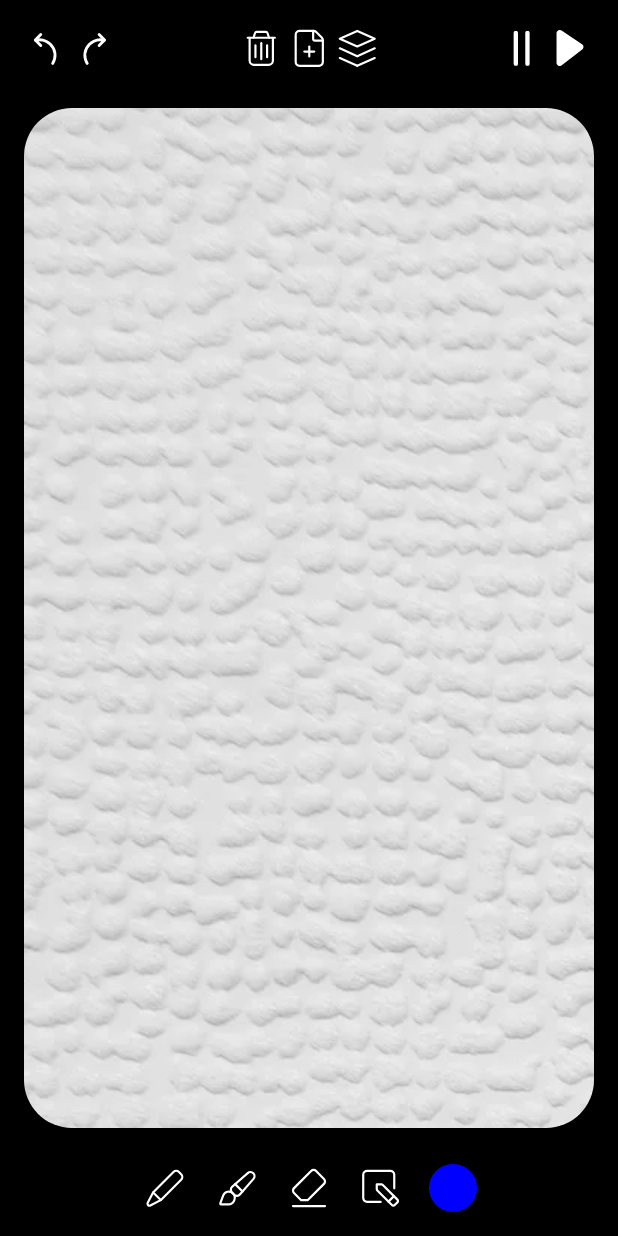
After one commit to Victor1291/YandexCup2024, an Android app built with Jetpack Compose: the composable CanvasScreen shown on its own in the app's theme, on a phone screen of 412 x 824 dp. The commit adds this screen. Run offline under Robolectric (Android 15) with nearby library versions, the phone set to English and light mode, and no system bars.

Commit message:
Add simple UI, imported icons

```diff
--- a/app/src/main/java/ru/kartollika/yandexcup/MainActivity.kt
+++ b/app/src/main/java/ru/kartollika/yandexcup/MainActivity.kt
@@ -4,16 +4,23 @@ import android.os.Bundle
 import androidx.activity.ComponentActivity
 import androidx.activity.compose.setContent
 import androidx.activity.enableEdgeToEdge
+import androidx.compose.foundation.layout.fillMaxSize
+import androidx.compose.ui.Modifier
+import ru.kartollika.yandexcup.canvas.CanvasScreen
 import ru.kartollika.yandexcup.ui.theme.YandexCup2024Theme
 
 class MainActivity : ComponentActivity() {
   override fun onCreate(savedInstanceState: Bundle?) {
     super.onCreate(savedInstanceState)
     enableEdgeToEdge()
+
     setContent {
       YandexCup2024Theme {
-
+        CanvasScreen(
+          modifier = Modifier.fillMaxSize(),
+        )
       }
     }
   }
+
 }
--- /dev/null
+++ b/app/src/main/java/ru/kartollika/yandexcup/canvas/CanvasScreen.kt
@@ -0,0 +1,202 @@
+package ru.kartollika.yandexcup.canvas
+
+import androidx.compose.foundation.Canvas
+import androidx.compose.foundation.background
+import androidx.compose.foundation.layout.Arrangement
+import androidx.compose.foundation.layout.Column
+import androidx.compose.foundation.layout.Row
+import androidx.compose.foundation.layout.Spacer
+import androidx.compose.foundation.layout.fillMaxSize
+import androidx.compose.foundation.layout.fillMaxWidth
+import androidx.compose.foundation.layout.navigationBarsPadding
+import androidx.compose.foundation.layout.padding
+import androidx.compose.foundation.layout.size
+import androidx.compose.foundation.layout.statusBarsPadding
+import androidx.compose.foundation.shape.CircleShape
+import androidx.compose.foundation.shape.RoundedCornerShape
+import androidx.compose.material.icons.Icons
+import androidx.compose.material.icons.filled.Build
+import androidx.compose.material3.Icon
+import androidx.compose.material3.Surface
+import androidx.compose.runtime.Composable
+import androidx.compose.ui.Alignment
+import androidx.compose.ui.Modifier
+import androidx.compose.ui.draw.clip
+import androidx.compose.ui.draw.drawBehind
+import androidx.compose.ui.graphics.Color
+import androidx.compose.ui.graphics.ImageBitmap
+import androidx.compose.ui.res.imageResource
+import androidx.compose.ui.res.painterResource
+import androidx.compose.ui.tooling.preview.Preview
+import androidx.compose.ui.unit.dp
+import ru.kartollika.yandexcup.R
+import ru.kartollika.yandexcup.ui.theme.YandexCup2024Theme
+
+@Composable
+fun CanvasScreen(
+  modifier: Modifier = Modifier,
+) {
+  Surface(
+    modifier = modifier,
+  ) {
+    Column(
+      modifier = Modifier.fillMaxSize(),
+      verticalArrangement = Arrangement.spacedBy(8.dp)
+    ) {
+      TopControls(
+        modifier = Modifier
+          .fillMaxWidth()
+          .padding(top = 16.dp)
+          .padding(horizontal = 16.dp)
+          .statusBarsPadding(),
+      )
+
+      val canvasBackground = ImageBitmap.imageResource(R.drawable.canvas)
+      DrawingCanvas(
+        modifier = Modifier
+          .weight(1f)
+          .fillMaxWidth()
+          .padding(16.dp)
+          .clip(RoundedCornerShape(32.dp))
+          .drawBehind {
+            drawImage(canvasBackground)
+          }
+      )
+
+      BottomControls(
+        modifier = Modifier
+          .fillMaxWidth()
+          .navigationBarsPadding()
+          .padding(horizontal = 16.dp)
+          .padding(bottom = 16.dp),
+      )
+    }
+  }
+}
+
+@Composable fun TopControls(
+  modifier: Modifier = Modifier,
+) {
+  Row(
+    modifier = modifier,
+    horizontalArrangement = Arrangement.SpaceBetween,
+  ) {
+    Row {
+      Icon(
+        modifier = Modifier.size(32.dp),
+        painter = painterResource(R.drawable.undo),
+        tint = Color.White,
+        contentDescription = null
+      )
+
+      Icon(
+        modifier = Modifier.size(32.dp),
+        painter = painterResource(R.drawable.redo),
+        tint = Color.White,
+        contentDescription = null
+      )
+    }
+
+    Row {
+      Icon(
+        modifier = Modifier.size(32.dp),
+        painter = painterResource(R.drawable.bin),
+        tint = Color.White,
+        contentDescription = null
+      )
+
+      Icon(
+        modifier = Modifier.size(32.dp),
+        painter = painterResource(R.drawable.file_plus),
+        tint = Color.White,
+        contentDescription = null
+      )
+
+      Icon(
+        modifier = Modifier.size(32.dp),
+        painter = painterResource(R.drawable.layers),
+        tint = Color.White,
+        contentDescription = null
+      )
+    }
+
+    Row {
+      Icon(
+        modifier = Modifier.size(32.dp),
+        painter = painterResource(R.drawable.pause),
+        tint = Color.White,
+        contentDescription = null
+      )
+
+      Icon(
+        modifier = Modifier.size(32.dp),
+        painter = painterResource(R.drawable.play),
+        tint = Color.White,
+        contentDescription = null
+      )
+    }
+  }
+}
+
+@Composable fun DrawingCanvas(
+  modifier: Modifier = Modifier,
+) {
+  Canvas(
+    modifier = modifier,
+  ) {
+
+  }
+}
+
+@Composable fun BottomControls(
+  modifier: Modifier = Modifier,
+) {
+  Row(
+    modifier = modifier,
+    horizontalArrangement = Arrangement.spacedBy(16.dp, Alignment.CenterHorizontally),
+  ) {
+    Icon(
+      modifier = Modifier.size(32.dp),
+      painter = painterResource(R.drawable.pencil),
+      tint = Color.White,
+      contentDescription = null,
+    )
+
+    Icon(
+      modifier = Modifier.size(32.dp),
+      painter = painterResource(R.drawable.brush),
+      contentDescription = null,
+      tint = Color.White
+    )
+
+    Icon(
+      modifier = Modifier.size(32.dp),
+      painter = painterResource(R.drawable.erase),
+      contentDescription = null,
+      tint = Color.White
+    )
+
+    Icon(
+      modifier = Modifier.size(32.dp),
+      painter = painterResource(R.drawable.instruments),
+      contentDescription = null,
+      tint = Color.White
+    )
+
+    Spacer(
+      modifier = Modifier
+        .size(32.dp)
+        .background(Color.Blue, CircleShape),
+    )
+  }
+}
+
+@Preview
+@Composable
+private fun CanvasScreenPreview() {
+  YandexCup2024Theme {
+    CanvasScreen(
+      modifier = Modifier.fillMaxSize(),
+    )
+  }
+}
--- /dev/null
+++ b/app/src/main/java/ru/kartollika/yandexcup/canvas/CanvasState.kt
@@ -0,0 +1,9 @@
+package ru.kartollika.yandexcup.canvas
+
+import androidx.compose.runtime.Immutable
+
+@Immutable
+data class CanvasState(
+  val canUndo: Boolean = false,
+  val canRedo: Boolean = false,
+)
--- /dev/null
+++ b/app/src/main/java/ru/kartollika/yandexcup/canvas/Frame.kt
@@ -0,0 +1,8 @@
+package ru.kartollika.yandexcup.canvas
+
+import android.graphics.Path
+
+data class Frame(
+  val paths: List<Path>,
+  val pathColors: List<Int>,
+)
--- /dev/null
+++ b/app/src/main/java/ru/kartollika/yandexcup/canvas/Frames.kt
@@ -0,0 +1,3 @@
+package ru.kartollika.yandexcup.canvas
+
+typealias Frames = List<Frame>
--- a/app/src/main/java/ru/kartollika/yandexcup/ui/theme/Theme.kt
+++ b/app/src/main/java/ru/kartollika/yandexcup/ui/theme/Theme.kt
@@ -1,26 +1,24 @@
 package ru.kartollika.yandexcup.ui.theme
 
-import android.app.Activity
-import android.os.Build
 import androidx.compose.foundation.isSystemInDarkTheme
 import androidx.compose.material3.MaterialTheme
 import androidx.compose.material3.darkColorScheme
-import androidx.compose.material3.dynamicDarkColorScheme
-import androidx.compose.material3.dynamicLightColorScheme
 import androidx.compose.material3.lightColorScheme
 import androidx.compose.runtime.Composable
-import androidx.compose.ui.platform.LocalContext
+import androidx.compose.ui.graphics.Color
 
 private val DarkColorScheme = darkColorScheme(
   primary = Purple80,
   secondary = PurpleGrey80,
-    tertiary = Pink80
+  tertiary = Pink80,
+  surface = Color.Black
 )
 
 private val LightColorScheme = lightColorScheme(
   primary = Purple40,
   secondary = PurpleGrey40,
-    tertiary = Pink40
+  tertiary = Pink40,
+  surface = Color.Black
 
   /* Other default colors to override
   background = Color(0xFFFFFBFE),
@@ -41,11 +39,6 @@ fun YandexCup2024Theme(
   content: @Composable () -> Unit
 ) {
   val colorScheme = when {
-    dynamicColor && Build.VERSION.SDK_INT >= Build.VERSION_CODES.S -> {
-      val context = LocalContext.current
-      if (darkTheme) dynamicDarkColorScheme(context) else dynamicLightColorScheme(context)
-    }
-
     darkTheme -> DarkColorScheme
     else -> LightColorScheme
   }
--- /dev/null
+++ b/app/src/main/res/drawable/bin.xml
@@ -0,0 +1,56 @@
+<vector xmlns:android="http://schemas.android.com/apk/res/android"
+    android:width="32dp"
+    android:height="33dp"
+    android:viewportWidth="32"
+    android:viewportHeight="33">
+  <path
+      android:pathData="M24,9.457H25.333"
+      android:strokeLineJoin="round"
+      android:strokeWidth="1.5"
+      android:fillColor="#00000000"
+      android:strokeColor="#ffffff"
+      android:strokeLineCap="round"/>
+  <path
+      android:pathData="M12,14.71V22.79"
+      android:strokeLineJoin="round"
+      android:strokeWidth="1.5"
+      android:fillColor="#00000000"
+      android:strokeColor="#ffffff"
+      android:strokeLineCap="round"/>
+  <path
+      android:pathData="M16,13.163V24.19"
+      android:strokeLineJoin="round"
+      android:strokeWidth="1.5"
+      android:fillColor="#00000000"
+      android:strokeColor="#ffffff"
+      android:strokeLineCap="round"/>
+  <path
+      android:pathData="M20,14.71V22.79"
+      android:strokeLineJoin="round"
+      android:strokeWidth="1.5"
+      android:fillColor="#00000000"
+      android:strokeColor="#ffffff"
+      android:strokeLineCap="round"/>
+  <path
+      android:pathData="M21.06,28.046H10.94C9.316,28.046 8,26.73 8,25.106V9.454H24V25.106C24,26.73 22.684,28.046 21.06,28.046Z"
+      android:strokeLineJoin="round"
+      android:strokeWidth="1.5"
+      android:fillColor="#00000000"
+      android:fillType="evenOdd"
+      android:strokeColor="#ffffff"
+      android:strokeLineCap="round"/>
+  <path
+      android:pathData="M21.333,9.454L20.349,6.381C20.172,5.829 19.659,5.454 19.08,5.454H12.92C12.34,5.454 11.827,5.829 11.651,6.381L10.667,9.454"
+      android:strokeLineJoin="round"
+      android:strokeWidth="1.5"
+      android:fillColor="#00000000"
+      android:strokeColor="#ffffff"
+      android:strokeLineCap="round"/>
+  <path
+      android:pathData="M6.667,9.457H8"
+      android:strokeLineJoin="round"
+      android:strokeWidth="1.5"
+      android:fillColor="#00000000"
+      android:strokeColor="#ffffff"
+      android:strokeLineCap="round"/>
+</vector>
--- /dev/null
+++ b/app/src/main/res/drawable/brush.xml
@@ -0,0 +1,29 @@
+<vector xmlns:android="http://schemas.android.com/apk/res/android"
+    android:width="33dp"
+    android:height="32dp"
+    android:viewportWidth="33"
+    android:viewportHeight="32">
+  <path
+      android:pathData="M27.711,5.723V5.723C26.667,4.679 24.994,4.624 23.883,5.595L13.167,14.971C12.006,15.987 11.947,17.772 13.038,18.863L14.57,20.395C15.661,21.485 17.447,21.425 18.462,20.265L27.838,9.549C28.81,8.44 28.754,6.767 27.711,5.723V5.723Z"
+      android:strokeLineJoin="round"
+      android:strokeWidth="1.5"
+      android:fillColor="#00000000"
+      android:fillType="evenOdd"
+      android:strokeColor="#ffffff"
+      android:strokeLineCap="round"/>
+  <path
+      android:pathData="M15.243,13.16L20.283,18.2"
+      android:strokeLineJoin="round"
+      android:strokeWidth="1.5"
+      android:fillColor="#00000000"
+      android:strokeColor="#ffffff"
+      android:strokeLineCap="round"/>
+  <path
+      android:pathData="M5.549,27.097H10.486C14.466,27.097 16.459,22.285 13.645,19.471V19.471C11.575,17.401 8.061,18.163 7.034,20.903L5.005,26.313C4.863,26.693 5.143,27.097 5.549,27.097Z"
+      android:strokeLineJoin="round"
+      android:strokeWidth="1.5"
+      android:fillColor="#00000000"
+      android:fillType="evenOdd"
+      android:strokeColor="#ffffff"
+      android:strokeLineCap="round"/>
+</vector>
--- /dev/null
+++ b/app/src/main/res/drawable/erase.xml
@@ -0,0 +1,21 @@
+<vector xmlns:android="http://schemas.android.com/apk/res/android"
+    android:width="32dp"
+    android:height="32dp"
+    android:viewportWidth="32"
+    android:viewportHeight="32">
+  <path
+      android:pathData="M26.671,28.005H5.329"
+      android:strokeLineJoin="round"
+      android:strokeWidth="1.5"
+      android:fillColor="#00000000"
+      android:strokeColor="#ffffff"
+      android:strokeLineCap="round"/>
+  <path
+      android:pathData="M10.631,24.003H15.229L25.988,13.244C26.426,12.808 26.671,12.215 26.671,11.597C26.671,10.979 26.426,10.386 25.988,9.95L20.717,4.678C20.28,4.241 19.687,3.995 19.069,3.995C18.451,3.995 17.859,4.241 17.422,4.678L6.012,16.088C5.574,16.525 5.329,17.118 5.329,17.736C5.329,18.354 5.574,18.946 6.012,19.383L10.631,24.003Z"
+      android:strokeLineJoin="round"
+      android:strokeWidth="1.5"
+      android:fillColor="#00000000"
+      android:fillType="evenOdd"
+      android:strokeColor="#ffffff"
+      android:strokeLineCap="round"/>
+</vector>
--- /dev/null
+++ b/app/src/main/res/drawable/file_plus.xml
@@ -0,0 +1,35 @@
+<vector xmlns:android="http://schemas.android.com/apk/res/android"
+    android:width="32dp"
+    android:height="33dp"
+    android:viewportWidth="32"
+    android:viewportHeight="33">
+  <path
+      android:pathData="M24.552,9.302L20.781,5.531C20.281,5.031 19.603,4.75 18.896,4.75H9.333C7.86,4.75 6.667,5.943 6.667,7.417V26.083C6.667,27.557 7.86,28.75 9.333,28.75H22.667C24.14,28.75 25.333,27.557 25.333,26.083V11.187C25.333,10.481 25.052,9.802 24.552,9.302V9.302Z"
+      android:strokeLineJoin="round"
+      android:strokeWidth="1.5"
+      android:fillColor="#00000000"
+      android:fillType="evenOdd"
+      android:strokeColor="#ffffff"
+      android:strokeLineCap="round"/>
+  <path
+      android:pathData="M25.333,11.417H20C19.264,11.417 18.667,10.819 18.667,10.083V4.75"
+      android:strokeLineJoin="round"
+      android:strokeWidth="1.5"
+      android:fillColor="#00000000"
+      android:strokeColor="#ffffff"
+      android:strokeLineCap="round"/>
+  <path
+      android:pathData="M16,15.528V22.35"
+      android:strokeLineJoin="round"
+      android:strokeWidth="1.5"
+      android:fillColor="#00000000"
+      android:strokeColor="#ffffff"
+      android:strokeLineCap="round"/>
+  <path
+      android:pathData="M19.411,18.938H12.589"
+      android:strokeLineJoin="round"
+      android:strokeWidth="1.5"
+      android:fillColor="#00000000"
+      android:strokeColor="#ffffff"
+      android:strokeLineCap="round"/>
+</vector>
--- /dev/null
+++ b/app/src/main/res/drawable/instruments.xml
@@ -0,0 +1,28 @@
+<vector xmlns:android="http://schemas.android.com/apk/res/android"
+    android:width="33dp"
+    android:height="32dp"
+    android:viewportWidth="33"
+    android:viewportHeight="32">
+  <path
+      android:pathData="M25.611,16.06V6.727C25.611,5.253 24.418,4.06 22.945,4.06H6.945C5.471,4.06 4.278,5.253 4.278,6.727V22.727C4.278,24.2 5.471,25.393 6.945,25.393H16.278"
+      android:strokeLineJoin="round"
+      android:strokeWidth="1.5"
+      android:fillColor="#00000000"
+      android:strokeColor="#ffffff"
+      android:strokeLineCap="round"/>
+  <path
+      android:pathData="M27.786,25.683L25.901,27.568C25.379,28.09 24.535,28.09 24.015,27.568L13.974,17.527C13.723,17.278 13.583,16.938 13.583,16.584V13.366H16.802C17.155,13.366 17.495,13.505 17.745,13.756L27.786,23.798C28.307,24.317 28.307,25.162 27.786,25.683V25.683Z"
+      android:strokeLineJoin="round"
+      android:strokeWidth="1.5"
+      android:fillColor="#00000000"
+      android:fillType="evenOdd"
+      android:strokeColor="#ffffff"
+      android:strokeLineCap="round"/>
+  <path
+      android:pathData="M25.397,21.413L21.623,25.173"
+      android:strokeLineJoin="round"
+      android:strokeWidth="1.5"
+      android:fillColor="#00000000"
+      android:strokeColor="#ffffff"
+      android:strokeLineCap="round"/>
+</vector>
--- /dev/null
+++ b/app/src/main/res/drawable/layers.xml
@@ -0,0 +1,42 @@
+<vector xmlns:android="http://schemas.android.com/apk/res/android"
+    android:width="32dp"
+    android:height="33dp"
+    android:viewportWidth="32"
+    android:viewportHeight="33">
+  <path
+      android:pathData="M28,23.39L15.987,28.75"
+      android:strokeLineJoin="round"
+      android:strokeWidth="1.5"
+      android:fillColor="#00000000"
+      android:strokeColor="#ffffff"
+      android:strokeLineCap="round"/>
+  <path
+      android:pathData="M15.987,28.75L4,23.39"
+      android:strokeLineJoin="round"
+      android:strokeWidth="1.5"
+      android:fillColor="#00000000"
+      android:strokeColor="#ffffff"
+      android:strokeLineCap="round"/>
+  <path
+      android:pathData="M28,16.75L15.987,22.11"
+      android:strokeLineJoin="round"
+      android:strokeWidth="1.5"
+      android:fillColor="#00000000"
+      android:strokeColor="#ffffff"
+      android:strokeLineCap="round"/>
+  <path
+      android:pathData="M15.987,22.11L4,16.75"
+      android:strokeLineJoin="round"
+      android:strokeWidth="1.5"
+      android:fillColor="#00000000"
+      android:strokeColor="#ffffff"
+      android:strokeLineCap="round"/>
+  <path
+      android:pathData="M4,10.115L15.983,15.482L28,10.115L16.017,4.75L4,10.115Z"
+      android:strokeLineJoin="round"
+      android:strokeWidth="1.5"
+      android:fillColor="#00000000"
+      android:fillType="evenOdd"
+      android:strokeColor="#ffffff"
+      android:strokeLineCap="round"/>
+</vector>
--- /dev/null
+++ b/app/src/main/res/drawable/pause.xml
@@ -0,0 +1,12 @@
+<vector xmlns:android="http://schemas.android.com/apk/res/android"
+    android:width="33dp"
+    android:height="33dp"
+    android:viewportWidth="33"
+    android:viewportHeight="33">
+  <path
+      android:pathData="M13,4.75H11.5C11.086,4.75 10.75,5.518 10.75,6.464V27.036C10.75,27.983 11.086,28.75 11.5,28.75H13C13.414,28.75 13.75,27.983 13.75,27.036V6.464C13.75,5.518 13.414,4.75 13,4.75Z"
+      android:fillColor="#ffffff"/>
+  <path
+      android:pathData="M21,4.75H19.5C19.086,4.75 18.75,5.518 18.75,6.464V27.036C18.75,27.983 19.086,28.75 19.5,28.75H21C21.414,28.75 21.75,27.983 21.75,27.036V6.464C21.75,5.518 21.414,4.75 21,4.75Z"
+      android:fillColor="#ffffff"/>
+</vector>
--- /dev/null
+++ b/app/src/main/res/drawable/pencil.xml
@@ -0,0 +1,21 @@
+<vector xmlns:android="http://schemas.android.com/apk/res/android"
+    android:width="33dp"
+    android:height="32dp"
+    android:viewportWidth="33"
+    android:viewportHeight="32">
+  <path
+      android:pathData="M13.889,23.847L27.596,10.14C28.637,9.099 28.637,7.411 27.596,6.369L26.1,4.872C25.059,3.831 23.371,3.831 22.329,4.872L8.621,18.58C8.427,18.775 8.264,18.999 8.137,19.243L4.631,26.037C4.036,27.191 5.272,28.428 6.425,27.835L13.224,24.333C13.471,24.205 13.695,24.043 13.889,23.847Z"
+      android:strokeLineJoin="round"
+      android:strokeWidth="1.5"
+      android:fillColor="#00000000"
+      android:fillType="evenOdd"
+      android:strokeColor="#ffffff"
+      android:strokeLineCap="round"/>
+  <path
+      android:pathData="M8.38,18.92L13.553,24.094"
+      android:strokeLineJoin="round"
+      android:strokeWidth="1.5"
+      android:fillColor="#00000000"
+      android:strokeColor="#ffffff"
+      android:strokeLineCap="round"/>
+</vector>
--- /dev/null
+++ b/app/src/main/res/drawable/play.xml
@@ -0,0 +1,9 @@
+<vector xmlns:android="http://schemas.android.com/apk/res/android"
+    android:width="32dp"
+    android:height="32dp"
+    android:viewportWidth="32"
+    android:viewportHeight="32">
+  <path
+      android:pathData="M7.024,6.152V25.843C7.026,26.247 7.14,26.642 7.354,26.984C7.568,27.326 7.873,27.601 8.235,27.779C8.598,27.956 9.002,28.029 9.404,27.989C9.805,27.949 10.188,27.798 10.508,27.552L24.143,16.949C24.413,16.738 24.629,16.466 24.774,16.156C24.918,15.845 24.987,15.505 24.975,15.162C24.962,14.82 24.868,14.486 24.701,14.186C24.534,13.887 24.298,13.632 24.013,13.442L10.378,4.356C10.052,4.142 9.675,4.02 9.286,4.002C8.897,3.985 8.51,4.073 8.167,4.256C7.823,4.44 7.536,4.714 7.335,5.047C7.134,5.381 7.026,5.762 7.024,6.152Z"
+      android:fillColor="#ffffff"/>
+</vector>
--- /dev/null
+++ b/app/src/main/res/drawable/redo.xml
@@ -0,0 +1,20 @@
+<vector xmlns:android="http://schemas.android.com/apk/res/android"
+    android:width="25dp"
+    android:height="24dp"
+    android:viewportWidth="25"
+    android:viewportHeight="24">
+  <path
+      android:pathData="M16.759,7.996C14.972,7.517 13.073,7.673 11.387,8.437C9.701,9.201 8.332,10.526 7.514,12.186C6.695,13.845 6.478,15.738 6.898,17.54C7.103,18.419 7.453,19.249 7.928,20"
+      android:strokeLineJoin="round"
+      android:strokeWidth="1.5"
+      android:fillColor="#00000000"
+      android:strokeColor="#ffffff"
+      android:strokeLineCap="round"/>
+  <path
+      android:pathData="M14.128,4.967L16.957,7.796L14.128,10.624"
+      android:strokeLineJoin="round"
+      android:strokeWidth="1.5"
+      android:fillColor="#00000000"
+      android:strokeColor="#ffffff"
+      android:strokeLineCap="round"/>
+</vector>
--- /dev/null
+++ b/app/src/main/res/drawable/undo.xml
@@ -0,0 +1,20 @@
+<vector xmlns:android="http://schemas.android.com/apk/res/android"
+    android:width="25dp"
+    android:height="24dp"
+    android:viewportWidth="25"
+    android:viewportHeight="24">
+  <path
+      android:pathData="M6.093,7.996C7.881,7.517 9.78,7.673 11.466,8.437C13.151,9.201 14.52,10.526 15.339,12.186C16.157,13.845 16.375,15.738 15.955,17.54C15.75,18.419 15.4,19.249 14.925,20"
+      android:strokeLineJoin="round"
+      android:strokeWidth="1.5"
+      android:fillColor="#00000000"
+      android:strokeColor="#ffffff"
+      android:strokeLineCap="round"/>
+  <path
+      android:pathData="M8.724,4.967L5.896,7.796L8.724,10.624"
+      android:strokeLineJoin="round"
+      android:strokeWidth="1.5"
+      android:fillColor="#00000000"
+      android:strokeColor="#ffffff"
+      android:strokeLineCap="round"/>
+</vector>
```
Also changed, not shown: app/src/main/res/drawable/canvas.webp (added). Lines whose indentation alone changed are shown as unchanged.
